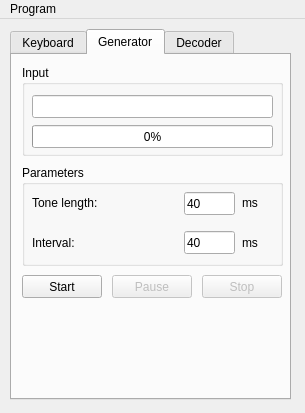
Above: mainwindow.ui from aso824/DTMFtool before the change. Below: the same form after it.
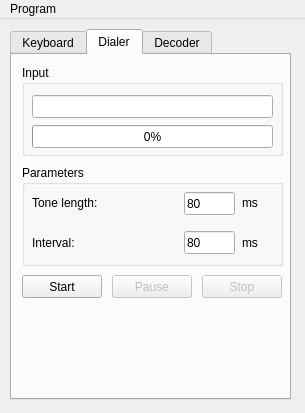
That is the form after the change. The open tabs and pages were chosen to show the change. Custom widgets are drawn as their Qt base class.

Commit message: Changed Generator to Dialer in UI + broken pause button

The edit to the form file:
```diff
--- a/mainwindow.ui
+++ b/mainwindow.ui
@@ -453,7 +453,7 @@
       <locale language="English" country="UnitedStates"/>
      </property>
      <attribute name="title">
-      <string>Generator</string>
+      <string>Dialer</string>
      </attribute>
      <widget class="QGroupBox" name="grGeneratorInput">
       <property name="geometry">
@@ -539,7 +539,7 @@
         </rect>
        </property>
        <property name="text">
-        <string>40</string>
+        <string>80</string>
        </property>
       </widget>
       <widget class="QLineEdit" name="edGenToneInterval">
@@ -552,7 +552,7 @@
         </rect>
        </property>
        <property name="text">
-        <string>40</string>
+        <string>80</string>
        </property>
       </widget>
       <widget class="QLabel" name="lbGenMs1">
```
Left out of the diff: 24 changed lines with no effect on the pictures. The commit also changes 4 other files.
